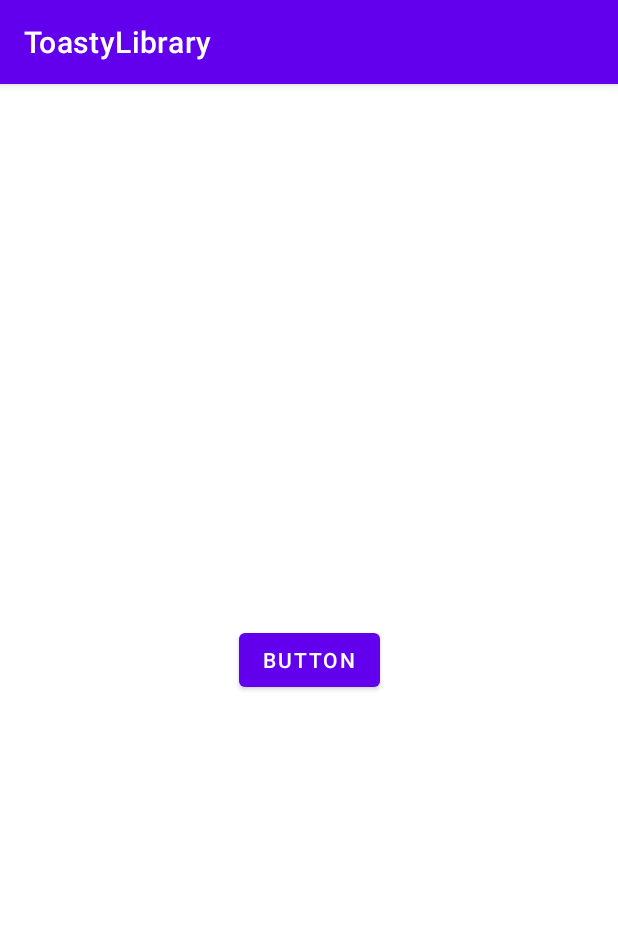
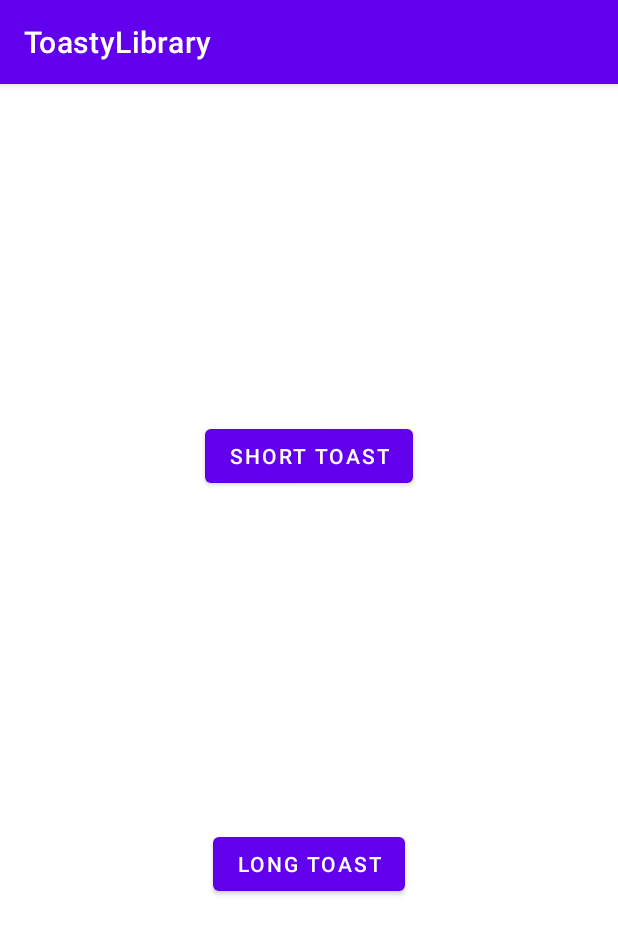
Before and after one commit to prasad-psp/ToastyLibrary, an Android app: the screen it shows after launch (MainActivity), on a phone screen of 412 x 824 dp. Shown: the top 934 px of the screen. Run offline under Robolectric (Android 15) with nearby library versions, the phone set to English and light mode, and no system bars.

Commit message:
access long toast feature in MainActivity.java

```diff
--- a/app/src/main/java/com/psp/toastylibrary/MainActivity.java
+++ b/app/src/main/java/com/psp/toastylibrary/MainActivity.java
@@ -16,10 +16,15 @@ public class MainActivity extends AppCompatActivity {
         setContentView(R.layout.activity_main);
 
         Button btnShortToast = findViewById(R.id.btnShortToast);
+        Button btnLongToast = findViewById(R.id.btnLongToast);
 
 
         btnShortToast.setOnClickListener(v -> {
             SimpleToast.makeShortToast(this,"Short toast");
         });
+
+        btnLongToast.setOnClickListener(v -> {
+            SimpleToast.makeLongToast(this,"Long toast");
+        });
     }
 }
--- a/app/src/main/res/layout/activity_main.xml
+++ b/app/src/main/res/layout/activity_main.xml
@@ -11,12 +11,22 @@
         android:layout_width="wrap_content"
         android:layout_height="wrap_content"
         android:layout_marginStart="8dp"
-        android:layout_marginTop="8dp"
         android:layout_marginEnd="8dp"
-        android:layout_marginBottom="8dp"
-        android:text="Button"
+        android:text="Short Toast"
+        app:layout_constraintBottom_toTopOf="@+id/btnLongToast"
+        app:layout_constraintEnd_toEndOf="parent"
+        app:layout_constraintStart_toStartOf="parent"
+        app:layout_constraintTop_toTopOf="parent" />
+
+    <Button
+        android:id="@+id/btnLongToast"
+        android:layout_width="wrap_content"
+        android:layout_height="wrap_content"
+        android:layout_marginStart="8dp"
+        android:layout_marginEnd="8dp"
+        android:text="Long Toast"
         app:layout_constraintBottom_toBottomOf="parent"
         app:layout_constraintEnd_toEndOf="parent"
         app:layout_constraintStart_toStartOf="parent"
-        app:layout_constraintTop_toTopOf="parent" />
+        app:layout_constraintTop_toBottomOf="@+id/btnShortToast" />
 </androidx.constraintlayout.widget.ConstraintLayout>
```
